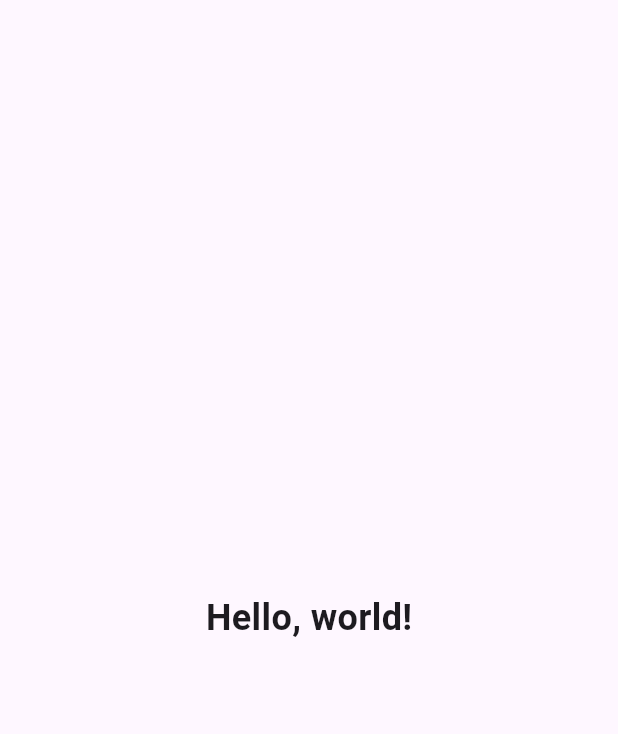
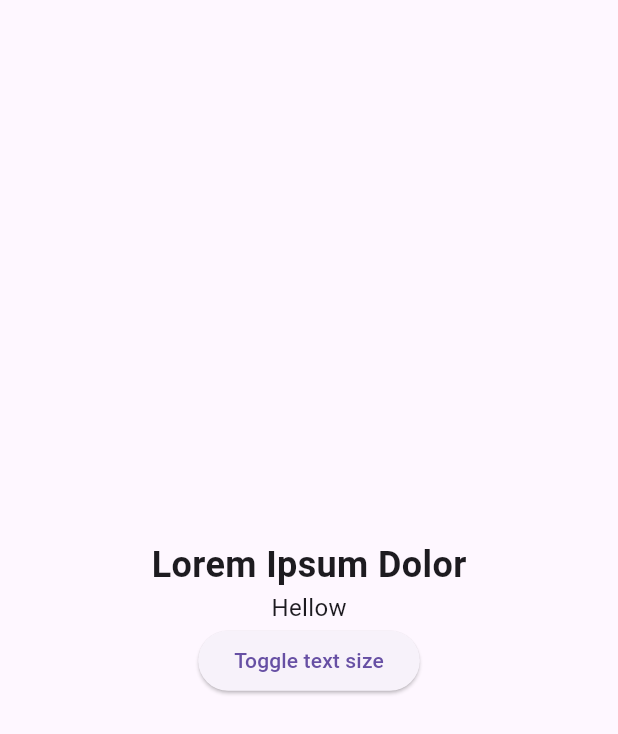
Before and after one commit to Anjasfedo/flutter_dicoding, a Flutter app: the screen it shows after launch, on a phone screen of 412 x 824 dp. Shown: the top 734 px of the screen. Run offline on Flutter 3.47's test engine with Material 3 defaults, Android fonts, the phone set to English and light mode, and no system bars.

Commit message:
feat: stateful widget

```diff
--- a/lib/main.dart
+++ b/lib/main.dart
@@ -21,7 +21,13 @@ class MyApp extends StatelessWidget {
         //   title: const Text('Lorem Ipsum Dolor'),
         // ),
         body: Center(
-          child: Heading(text: 'Hello, world!'),
+          child: Column(
+            mainAxisAlignment: MainAxisAlignment.center,
+            children: [
+              Heading(text: 'Lorem Ipsum Dolor'),
+              BiggerText(text: 'Hellow')
+            ],
+          ),
         ),
       ),
     );
@@ -41,3 +47,34 @@ class Heading extends StatelessWidget {
     );
   }
 }
+
+class BiggerText extends StatefulWidget {
+  final String text;
+
+  const BiggerText({super.key, required this.text});
+
+  @override
+  State<BiggerText> createState() => _BiggerTextState();
+}
+
+class _BiggerTextState extends State<BiggerText> {
+  double _textSize = 16.0;
+
+  @override
+  Widget build(BuildContext context) {
+    return Column(
+      mainAxisAlignment: MainAxisAlignment.center,
+      children: [
+        Text(widget.text, style: TextStyle(fontSize: _textSize)),
+        ElevatedButton(
+          onPressed: () {
+            setState(() {
+              _textSize = _textSize == 16.0 ? 32.0 : 16.0;
+            });
+          },
+          child: const Text('Toggle text size'),
+        )
+      ],
+    );
+  }
+}
```
